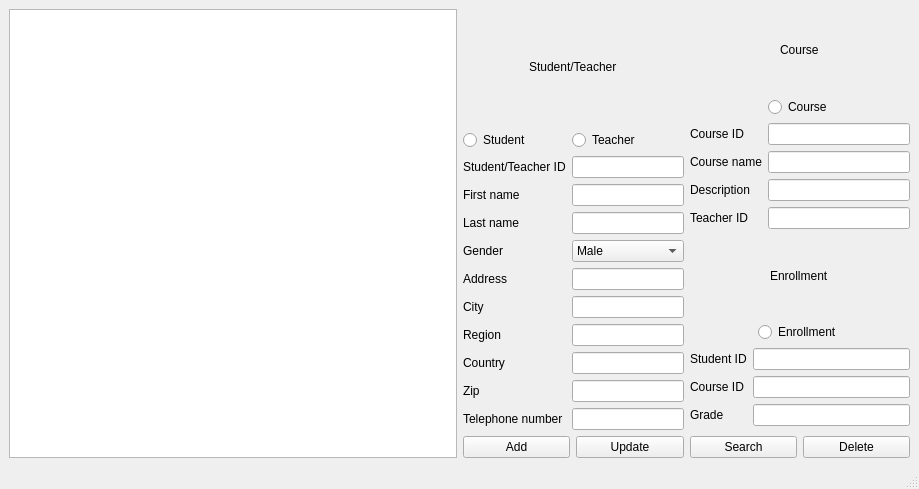
The window that pyqt5.ui (Jamilnineteen91/Course-Database-Management-System) describes before a commit, drawn with Qt 5.
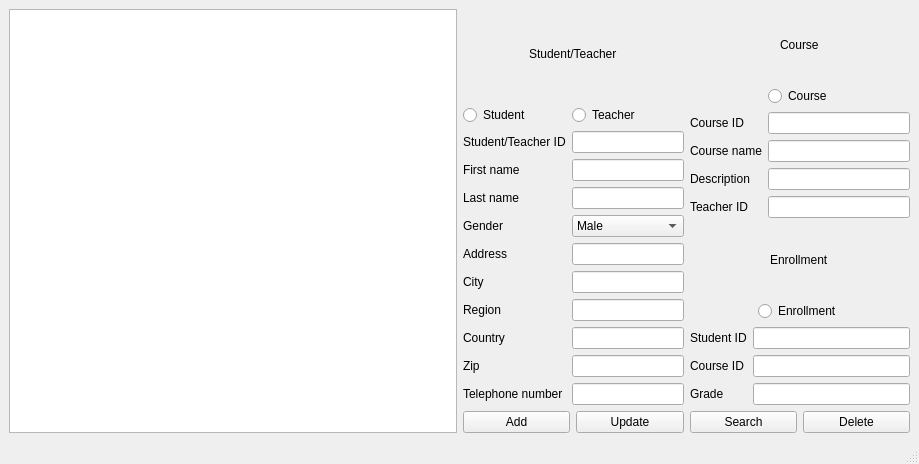
The same window after the commit.

Commit message: renamed crs desc line edit name

The edit to the form file:
```diff
--- a/pyqt5.ui
+++ b/pyqt5.ui
@@ -7,7 +7,7 @@
     <x>0</x>
     <y>0</y>
     <width>919</width>
-    <height>489</height>
+    <height>464</height>
    </rect>
   </property>
   <property name="windowTitle">
```
Left out of the diff: 2 changed lines with no effect on the pictures. The commit also changes 1 other file.
